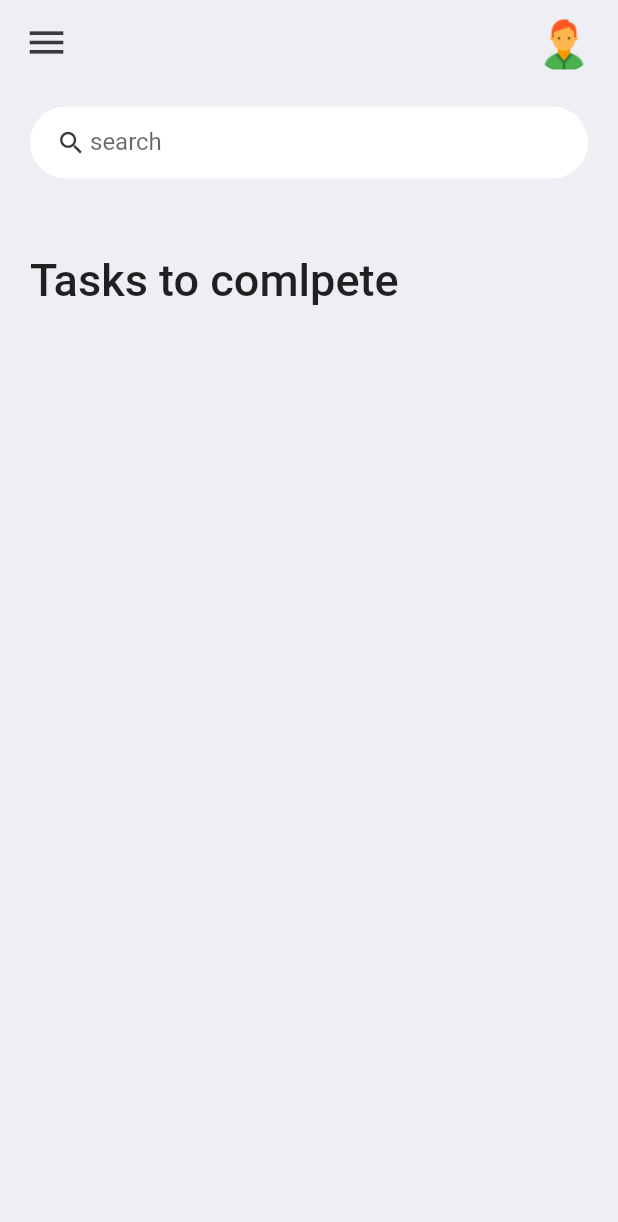
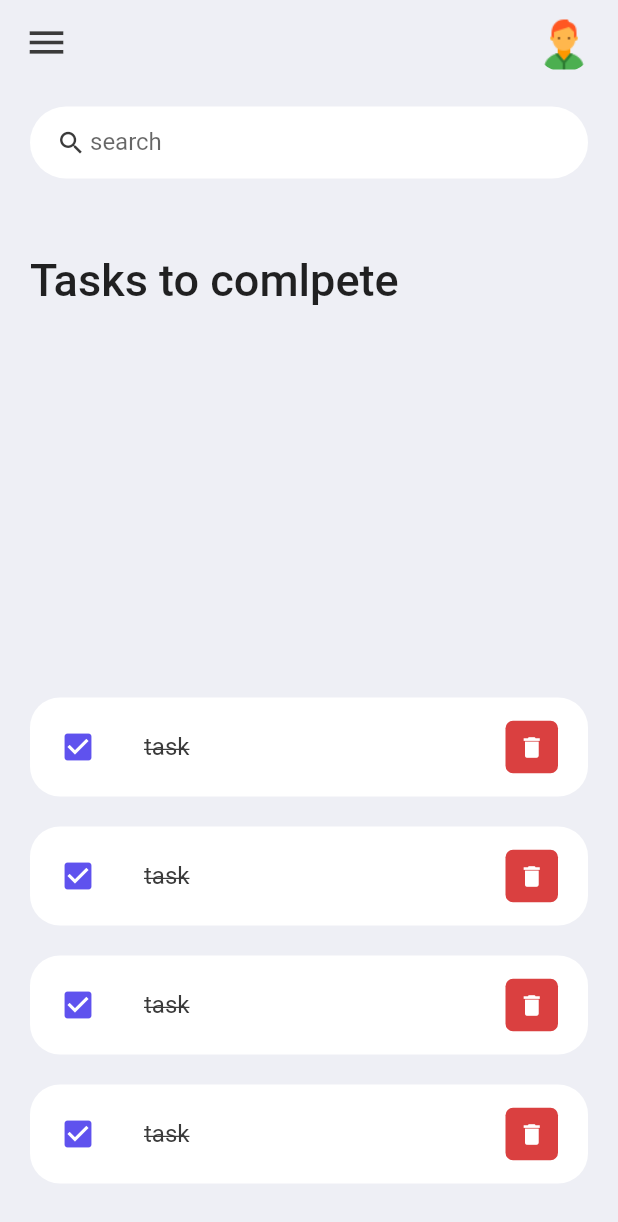
Before and after one commit to zanzo2003/to_do_list_application, a Flutter app: the screen it shows after launch, on a phone screen of 412 x 824 dp. Shown: the top 1222 px of the screen. Run offline on Flutter 3.47's test engine with Material 2 defaults, Android fonts, the phone set to English and light mode, and no system bars.

Commit message:
fornt end-mFornt end completed

```diff
--- a/check list/application/lib/screens/home.dart
+++ b/check list/application/lib/screens/home.dart
@@ -1,4 +1,5 @@
 import 'package:application/constants/colours.dart';
+import 'package:application/widgets/to_do_item.dart';
 import 'package:flutter/material.dart';
 
 class Home extends StatefulWidget {
@@ -19,7 +20,11 @@ class _HomeState extends State<Home> {
         child: Column(
           children: [
             _searchBar(),
-            _listView()
+            _listView(),
+            ToDoItems(),
+            ToDoItems(),
+            ToDoItems(),
+            ToDoItems()
             ],
         ),
       ),
@@ -68,7 +73,8 @@ class _HomeState extends State<Home> {
           hintText: 'search',
         ),
       ),
-    ));
+    )
+    );
   }
 
   Widget _listView() {
--- /dev/null
+++ b/check list/application/lib/widgets/to_do_item.dart
@@ -0,0 +1,48 @@
+import 'package:application/constants/colours.dart';
+import 'package:flutter/material.dart';
+
+class ToDoItems extends StatelessWidget {
+  const ToDoItems({Key? key}) : super(key: key);
+
+  @override
+  Widget build(BuildContext context) {
+    return Container(
+      margin: EdgeInsets.only(bottom: 20),
+      child:_ToDoItem()
+    );
+  }
+
+  Widget _ToDoItem() {
+    return( ListTile(
+        onTap: () {
+          print("check box clicked!!");
+        },
+        shape: RoundedRectangleBorder(borderRadius: BorderRadius.circular(20)),
+        contentPadding: EdgeInsets.symmetric(horizontal: 20, vertical: 5),
+        tileColor: Colors.white,
+        leading: const Icon(Icons.check_box, color: tdBlue),
+        title: const Text(
+          'task',
+          style: TextStyle(
+              fontSize: 16,
+              color: tdBlack,
+              decoration: TextDecoration.lineThrough),
+        ),
+        trailing: Container(
+          height: 35,
+          width: 35,
+          decoration: BoxDecoration(
+              color: tdRed, borderRadius: BorderRadius.circular(5)),
+          child: IconButton(
+            color: Colors.white,
+            iconSize: 18,
+            icon: const Icon(Icons.delete),
+            onPressed: () {
+              print("Delete button pressed!!");
+            },
+          ),
+        ),
+      )
+      );
+  }
+}
```
